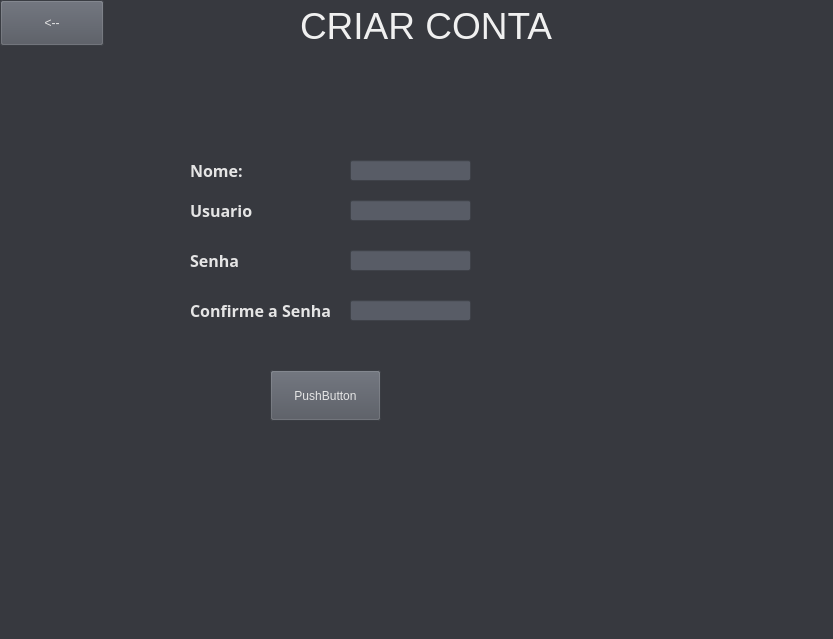
This is SYSTEM CONTROL/usuario.ui in victorkok/OPE-Oficina-Mecanica as Qt 5 draws it before an edit. The edited form follows.
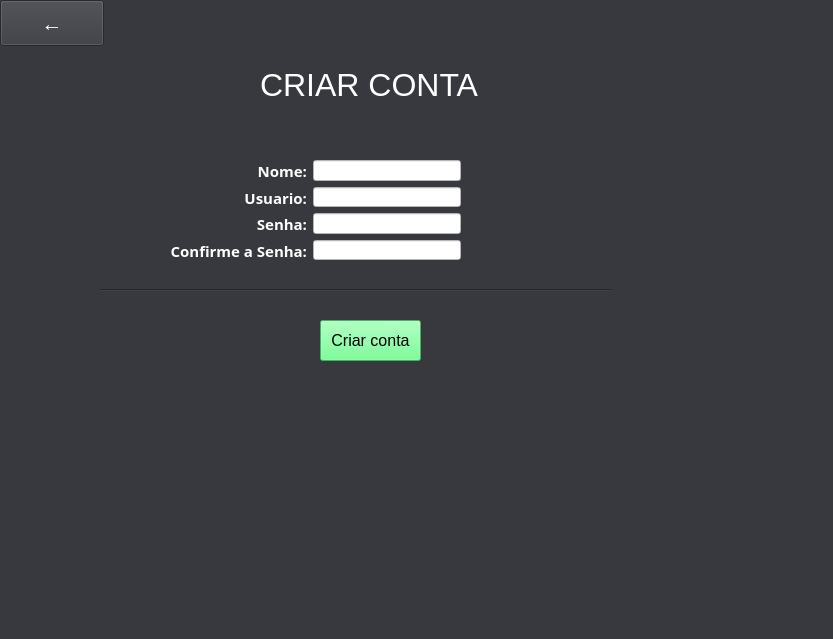
This is the edited form.

Diff of the .ui file:
```diff
--- a/SYSTEM CONTROL/usuario.ui
+++ b/SYSTEM CONTROL/usuario.ui
@@ -14,16 +14,15 @@
    <string>MainWindow</string>
   </property>
   <property name="styleSheet">
-   <string notr="true">background-color : rgb(55, 57, 63);
-color: rgb(229, 229, 229);</string>
+   <string notr="true">background-color : rgb(55, 57, 63);</string>
   </property>
   <widget class="QWidget" name="centralwidget">
    <widget class="QLabel" name="label_3">
     <property name="geometry">
      <rect>
-      <x>300</x>
-      <y>0</y>
-      <width>341</width>
+      <x>260</x>
+      <y>60</y>
+      <width>231</width>
       <height>51</height>
      </rect>
     </property>
@@ -33,237 +32,38 @@
      </font>
     </property>
     <property name="styleSheet">
-     <string notr="true">color: rgb(240, 240, 240);</string>
+     <string notr="true">color: rgb(255, 255, 255);</string>
     </property>
     <property name="text">
-     <string>CRIAR CONTA</string>
-    </property>
-   </widget>
-   <widget class="QLineEdit" name="nome">
-    <property name="geometry">
-     <rect>
-      <x>350</x>
-      <y>160</y>
-      <width>121</width>
-      <height>21</height>
-     </rect>
-    </property>
-    <property name="styleSheet">
-     <string notr="true">background-color: rgb(88, 92, 102);</string>
-    </property>
-   </widget>
-   <widget class="QLabel" name="Produto_2">
-    <property name="enabled">
-     <bool>true</bool>
-    </property>
-    <property name="geometry">
-     <rect>
-      <x>190</x>
-      <y>200</y>
-      <width>141</width>
-      <height>21</height>
-     </rect>
-    </property>
-    <property name="font">
-     <font>
-      <family>Gotham</family>
-      <pointsize>12</pointsize>
-      <weight>75</weight>
-      <italic>false</italic>
-      <bold>true</bold>
-     </font>
-    </property>
-    <property name="statusTip">
-     <string/>
-    </property>
-    <property name="autoFillBackground">
-     <bool>false</bool>
-    </property>
-    <property name="styleSheet">
-     <string notr="true">color: rgb(229, 229, 229);</string>
-    </property>
-    <property name="text">
-     <string>Usuario</string>
-    </property>
-    <property name="textFormat">
-     <enum>Qt::AutoText</enum>
-    </property>
-   </widget>
-   <widget class="QLabel" name="Produto">
-    <property name="enabled">
-     <bool>true</bool>
-    </property>
-    <property name="geometry">
-     <rect>
-      <x>190</x>
-      <y>160</y>
-      <width>81</width>
-      <height>21</height>
-     </rect>
-    </property>
-    <property name="font">
-     <font>
-      <family>Gotham</family>
-      <pointsize>12</pointsize>
-      <weight>75</weight>
-      <italic>false</italic>
-      <bold>true</bold>
-     </font>
-    </property>
-    <property name="statusTip">
-     <string/>
-    </property>
-    <property name="autoFillBackground">
-     <bool>false</bool>
-    </property>
-    <property name="styleSheet">
-     <string notr="true">color: rgb(229, 229, 229);
-</string>
-    </property>
-    <property name="text">
-     <string>Nome:</string>
-    </property>
-    <property name="textFormat">
-     <enum>Qt::AutoText</enum>
-    </property>
-   </widget>
-   <widget class="QLineEdit" name="usuario">
-    <property name="geometry">
-     <rect>
-      <x>350</x>
-      <y>200</y>
-      <width>121</width>
-      <height>21</height>
-     </rect>
-    </property>
-    <property name="styleSheet">
-     <string notr="true">background-color: rgb(88, 92, 102);</string>
-    </property>
-    <property name="echoMode">
-     <enum>QLineEdit::Normal</enum>
-    </property>
-   </widget>
-   <widget class="QLabel" name="Produto_3">
-    <property name="enabled">
-     <bool>true</bool>
-    </property>
-    <property name="geometry">
-     <rect>
-      <x>190</x>
-      <y>250</y>
-      <width>151</width>
-      <height>21</height>
-     </rect>
-    </property>
-    <property name="font">
-     <font>
-      <family>Gotham</family>
-      <pointsize>12</pointsize>
-      <weight>75</weight>
-      <italic>false</italic>
-      <bold>true</bold>
-     </font>
-    </property>
-    <property name="statusTip">
-     <string/>
-    </property>
-    <property name="autoFillBackground">
-     <bool>false</bool>
-    </property>
-    <property name="text">
-     <string>Senha</string>
-    </property>
-    <property name="textFormat">
-     <enum>Qt::AutoText</enum>
-    </property>
-   </widget>
-   <widget class="QLineEdit" name="senha">
-    <property name="geometry">
-     <rect>
-      <x>350</x>
-      <y>250</y>
-      <width>121</width>
-      <height>21</height>
-     </rect>
-    </property>
-    <property name="styleSheet">
-     <string notr="true">background-color: rgb(88, 92, 102);</string>
-    </property>
-    <property name="echoMode">
-     <enum>QLineEdit::Password</enum>
-    </property>
-   </widget>
-   <widget class="QLabel" name="Produto_4">
-    <property name="enabled">
-     <bool>true</bool>
-    </property>
-    <property name="geometry">
-     <rect>
-      <x>190</x>
-      <y>300</y>
-      <width>151</width>
-      <height>21</height>
-     </rect>
-    </property>
-    <property name="font">
-     <font>
-      <family>Gotham</family>
-      <pointsize>12</pointsize>
-      <weight>75</weight>
-      <italic>false</italic>
-      <bold>true</bold>
-     </font>
-    </property>
-    <property name="statusTip">
-     <string/>
-    </property>
-    <property name="autoFillBackground">
-     <bool>false</bool>
-    </property>
-    <property name="text">
-     <string>Confirme a Senha</string>
-    </property>
-    <property name="textFormat">
-     <enum>Qt::AutoText</enum>
-    </property>
-   </widget>
-   <widget class="QLineEdit" name="senhac">
-    <property name="geometry">
-     <rect>
-      <x>350</x>
-      <y>300</y>
-      <width>121</width>
-      <height>21</height>
-     </rect>
-    </property>
-    <property name="styleSheet">
-     <string notr="true">background-color: rgb(88, 92, 102);</string>
-    </property>
-    <property name="echoMode">
-     <enum>QLineEdit::Password</enum>
+     <string>&lt;html&gt;&lt;head/&gt;&lt;body&gt;&lt;p&gt;&lt;span style=&quot; font-size:24pt; color:#ffffff;&quot;&gt;CRIAR CONTA&lt;/span&gt;&lt;/p&gt;&lt;/body&gt;&lt;/html&gt;</string>
     </property>
    </widget>
    <widget class="QPushButton" name="button">
     <property name="geometry">
      <rect>
-      <x>270</x>
-      <y>370</y>
-      <width>111</width>
-      <height>51</height>
+      <x>320</x>
+      <y>320</y>
+      <width>101</width>
+      <height>41</height>
      </rect>
     </property>
+    <property name="font">
+     <font>
+      <pointsize>12</pointsize>
+     </font>
+    </property>
     <property name="styleSheet">
-     <string notr="true">background-color: rgb(81, 85, 94);</string>
+     <string notr="true">background-color: rgb(85, 255, 127);</string>
     </property>
     <property name="text">
-     <string>PushButton</string>
+     <string>Criar conta</string>
     </property>
    </widget>
    <widget class="QLabel" name="label">
     <property name="geometry">
      <rect>
-      <x>220</x>
-      <y>340</y>
+      <x>140</x>
+      <y>280</y>
       <width>251</width>
       <height>16</height>
      </rect>
@@ -292,16 +92,239 @@
     </property>
     <property name="font">
      <font>
-      <pointsize>9</pointsize>
+      <pointsize>16</pointsize>
      </font>
     </property>
     <property name="styleSheet">
-     <string notr="true">background-color: rgb(81, 85, 94);</string>
+     <string notr="true">color: rgb(255, 255, 255);
+color: rgb(255, 255, 255);</string>
     </property>
     <property name="text">
-     <string>&lt;--</string>
+     <string>←</string>
     </property>
    </widget>
+   <widget class="Line" name="line">
+    <property name="geometry">
+     <rect>
+      <x>100</x>
+      <y>280</y>
+      <width>511</width>
+      <height>20</height>
+     </rect>
+    </property>
+    <property name="orientation">
+     <enum>Qt::Horizontal</enum>
+    </property>
+   </widget>
+   <widget class="QWidget" name="layoutWidget">
+    <property name="geometry">
+     <rect>
+      <x>170</x>
+      <y>160</y>
+      <width>291</width>
+      <height>100</height>
+     </rect>
+    </property>
+    <layout class="QGridLayout" name="gridLayout">
+     <item row="0" column="0">
+      <widget class="QLabel" name="Produto">
+       <property name="enabled">
+        <bool>true</bool>
+       </property>
+       <property name="font">
+        <font>
+         <family>Gotham</family>
+         <pointsize>12</pointsize>
+         <weight>75</weight>
+         <italic>false</italic>
+         <bold>true</bold>
+        </font>
+       </property>
+       <property name="statusTip">
+        <string/>
+       </property>
+       <property name="autoFillBackground">
+        <bool>false</bool>
+       </property>
+       <property name="styleSheet">
+        <string notr="true">color: rgb(255, 255, 255);</string>
+       </property>
+       <property name="frameShape">
+        <enum>QFrame::NoFrame</enum>
+       </property>
+       <property name="frameShadow">
+        <enum>QFrame::Sunken</enum>
+       </property>
+       <property name="text">
+        <string>&lt;html&gt;&lt;head/&gt;&lt;body&gt;&lt;p align=&quot;right&quot;&gt;&lt;span style=&quot; font-size:11pt;&quot;&gt;Nome:&lt;/span&gt;&lt;/p&gt;&lt;/body&gt;&lt;/html&gt;</string>
+       </property>
+       <property name="textFormat">
+        <enum>Qt::AutoText</enum>
+       </property>
+      </widget>
+     </item>
+     <item row="0" column="1">
+      <widget class="QLineEdit" name="nome">
+       <property name="styleSheet">
+        <string notr="true">background-color: rgb(255, 255, 255);</string>
+       </property>
+       <property name="maxLength">
+        <number>20</number>
+       </property>
+      </widget>
+     </item>
+     <item row="1" column="0">
+      <widget class="QLabel" name="Produto_2">
+       <property name="enabled">
+        <bool>true</bool>
+       </property>
+       <property name="font">
+        <font>
+         <family>Gotham</family>
+         <pointsize>12</pointsize>
+         <weight>75</weight>
+         <italic>false</italic>
+         <bold>true</bold>
+        </font>
+       </property>
+       <property name="statusTip">
+        <string/>
+       </property>
+       <property name="autoFillBackground">
+        <bool>false</bool>
+       </property>
+       <property name="styleSheet">
+        <string notr="true">color: rgb(255, 255, 255);</string>
+       </property>
+       <property name="frameShape">
+        <enum>QFrame::NoFrame</enum>
+       </property>
+       <property name="frameShadow">
+        <enum>QFrame::Sunken</enum>
+       </property>
+       <property name="text">
+        <string>&lt;html&gt;&lt;head/&gt;&lt;body&gt;&lt;p align=&quot;right&quot;&gt;&lt;span style=&quot; font-size:11pt;&quot;&gt;Usuario:&lt;/span&gt;&lt;/p&gt;&lt;/body&gt;&lt;/html&gt;</string>
+       </property>
+       <property name="textFormat">
+        <enum>Qt::AutoText</enum>
+       </property>
+      </widget>
+     </item>
+     <item row="1" column="1">
+      <widget class="QLineEdit" name="usuario">
+       <property name="styleSheet">
+        <string notr="true">background-color: rgb(255, 255, 255);</string>
+       </property>
+       <property name="maxLength">
+        <number>30</number>
+       </property>
+       <property name="echoMode">
+        <enum>QLineEdit::Normal</enum>
+       </property>
+      </widget>
+     </item>
+     <item row="2" column="0">
+      <widget class="QLabel" name="Produto_3">
+       <property name="enabled">
+        <bool>true</bool>
+       </property>
+       <property name="font">
+        <font>
+         <family>Gotham</family>
+         <pointsize>12</pointsize>
+         <weight>75</weight>
+         <italic>false</italic>
+         <bold>true</bold>
+        </font>
+       </property>
+       <property name="statusTip">
+        <string/>
+       </property>
+       <property name="autoFillBackground">
+        <bool>false</bool>
+       </property>
+       <property name="styleSheet">
+        <string notr="true">color: rgb(255, 255, 255);</string>
+       </property>
+       <property name="frameShape">
+        <enum>QFrame::NoFrame</enum>
+       </property>
+       <property name="frameShadow">
+        <enum>QFrame::Plain</enum>
+       </property>
+       <property name="text">
+        <string>&lt;html&gt;&lt;head/&gt;&lt;body&gt;&lt;p align=&quot;right&quot;&gt;&lt;span style=&quot; font-size:11pt;&quot;&gt;Senha:&lt;/span&gt;&lt;/p&gt;&lt;/body&gt;&lt;/html&gt;</string>
+       </property>
+       <property name="textFormat">
+        <enum>Qt::AutoText</enum>
+       </property>
+      </widget>
+     </item>
+     <item row="2" column="1">
+      <widget class="QLineEdit" name="senha">
+       <property name="styleSheet">
+        <string notr="true">background-color: rgb(255, 255, 255);</string>
+       </property>
+       <property name="maxLength">
+        <number>30</number>
+       </property>
+       <property name="echoMode">
+        <enum>QLineEdit::Password</enum>
+       </property>
+      </widget>
+     </item>
+     <item row="3" column="0">
+      <widget class="QLabel" name="Produto_4">
+       <property name="enabled">
+        <bool>true</bool>
+       </property>
+       <property name="font">
+        <font>
+         <family>Gotham</family>
+         <pointsize>12</pointsize>
+         <weight>75</weight>
+         <italic>false</italic>
+         <bold>true</bold>
+        </font>
+       </property>
+       <property name="statusTip">
+        <string/>
+       </property>
+       <property name="autoFillBackground">
+        <bool>false</bool>
+       </property>
+       <property name="styleSheet">
+        <string notr="true">color: rgb(255, 255, 255);</string>
+       </property>
+       <property name="frameShape">
+        <enum>QFrame::NoFrame</enum>
+       </property>
+       <property name="frameShadow">
+        <enum>QFrame::Sunken</enum>
+       </property>
+       <property name="text">
+        <string>&lt;html&gt;&lt;head/&gt;&lt;body&gt;&lt;p align=&quot;right&quot;&gt;&lt;span style=&quot; font-size:11pt;&quot;&gt;Confirme a Senha:&lt;/span&gt;&lt;/p&gt;&lt;/body&gt;&lt;/html&gt;</string>
+       </property>
+       <property name="textFormat">
+        <enum>Qt::AutoText</enum>
+       </property>
+      </widget>
+     </item>
+     <item row="3" column="1">
+      <widget class="QLineEdit" name="senhac">
+       <property name="styleSheet">
+        <string notr="true">background-color: rgb(255, 255, 255);</string>
+       </property>
+       <property name="maxLength">
+        <number>30</number>
+       </property>
+       <property name="echoMode">
+        <enum>QLineEdit::Password</enum>
+       </property>
+      </widget>
+     </item>
+    </layout>
+   </widget>
   </widget>
   <widget class="QMenuBar" name="menubar">
    <property name="geometry">
```
Left out of the diff: 2 changed lines with no effect on the pictures.
